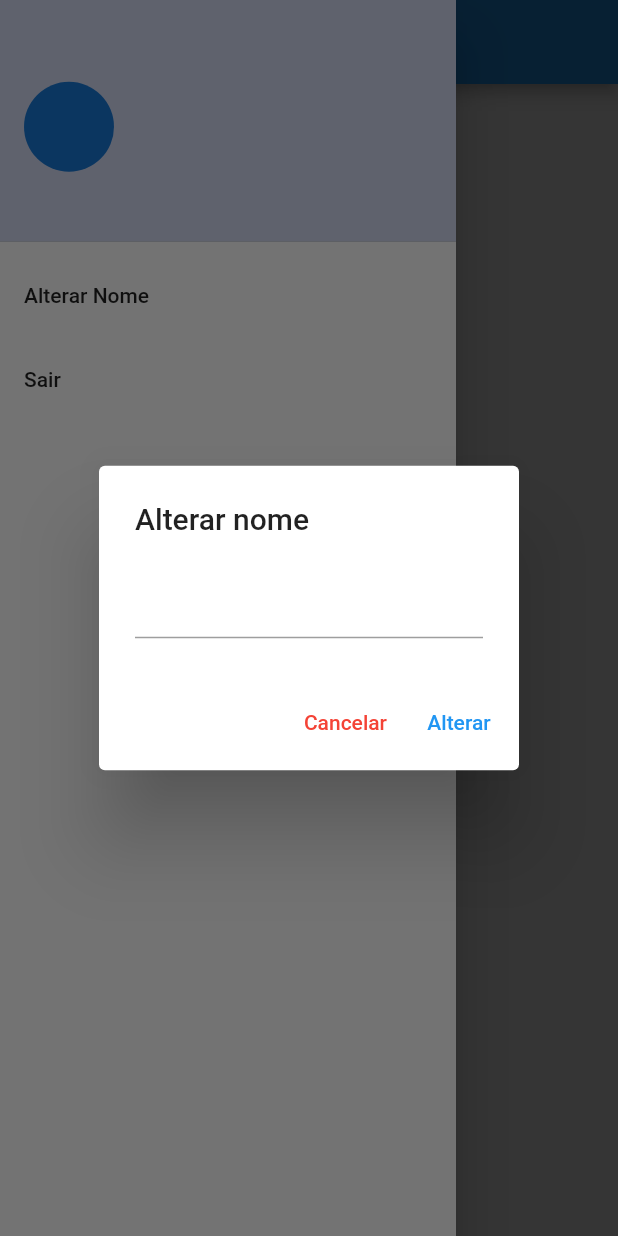
After one commit to whylgher/todo_list_provider, a Flutter app: the screen it shows once a user with an empty profile is signed in, in the side drawer, after a tap on "Alterar Nome", on a phone screen of 412 x 824 dp. The commit adds this screen. Run offline on Flutter 3.47's test engine with Material 2 defaults, Android fonts, the phone set to English and light mode, and no system bars; our stand-ins replace firebase_auth, firebase_core, flutter_signin_button, google_sign_in, sqflite, sqflite_common and 1 more; missing offline and left inert: flutter_overlay_loader, validatorless; accounts and stored records are empty; network calls fail.

Commit message:
Alterando nome

```diff
--- a/lib/app/app_module.dart
+++ b/lib/app/app_module.dart
@@ -3,6 +3,7 @@ import 'package:flutter/material.dart';
 import 'package:provider/provider.dart';
 
 import 'app_widget.dart';
+import 'core/auth/auth_provider.dart';
 import 'core/database/sqlite_connection_factory.dart';
 import 'repositories/user/user_repository.dart';
 import 'repositories/user/user_repository_impl.dart';
@@ -32,6 +33,13 @@ class AppModule extends StatelessWidget {
             userRepository: context.read(),
           ),
         ),
+        ChangeNotifierProvider(
+          create: (context) => AuthProvider(
+            firebaseAuth: context.read(),
+            userService: context.read(),
+          )..loadListener(),
+          lazy: false,
+        ),
       ],
       child: const AppWidget(),
     );
--- a/lib/app/app_widget.dart
+++ b/lib/app/app_widget.dart
@@ -2,8 +2,10 @@ import 'package:firebase_auth/firebase_auth.dart';
 import 'package:flutter/material.dart';
 
 import 'core/database/sqlite_adm_connection.dart';
+import 'core/navigator/todo_list_navigator.dart';
 import 'core/ui/todo_list_ui_config.dart';
 import 'modules/auth/auth_module.dart';
+import 'modules/home/home_module.dart';
 import 'modules/splash/splash_page.dart';
 
 class AppWidget extends StatefulWidget {
@@ -32,10 +34,12 @@ class _AppWidgetState extends State<AppWidget> {
   Widget build(BuildContext context) {
     return MaterialApp(
         title: 'Todo List Provider',
-        initialRoute: '/login',
-        debugShowCheckedModeBanner: false,
         theme: TodoListUiConfig.theme,
-        routes: {...AuthModule().routers},
+        navigatorKey: TodoListNavigator.navigatorKey,
+        routes: {
+          ...AuthModule().routers,
+          ...HomeModule().routers,
+        },
         home: const SplashPage());
   }
 }
--- /dev/null
+++ b/lib/app/core/auth/auth_provider.dart
@@ -0,0 +1,37 @@
+import 'package:firebase_auth/firebase_auth.dart';
+import 'package:flutter/material.dart';
+
+import '../../services/user/user_service.dart';
+import '../navigator/todo_list_navigator.dart';
+
+class AuthProvider extends ChangeNotifier {
+  final FirebaseAuth _firebaseAuth;
+  final UserService _userService;
+
+  AuthProvider({
+    required FirebaseAuth firebaseAuth,
+    required UserService userService,
+  })  : _firebaseAuth = firebaseAuth,
+        _userService = userService;
+
+  Future<void> logout() => _userService.logout();
+
+  User? get user => _firebaseAuth.currentUser;
+
+  void loadListener() {
+    _firebaseAuth.userChanges().listen((_) => notifyListeners());
+    _firebaseAuth.idTokenChanges().listen((user) {
+      if (user != null) {
+        TodoListNavigator.to.pushNamedAndRemoveUntil(
+          '/home',
+          (route) => false,
+        );
+      } else {
+        TodoListNavigator.to.pushNamedAndRemoveUntil(
+          '/login',
+          (route) => false,
+        );
+      }
+    });
+  }
+}
--- /dev/null
+++ b/lib/app/core/navigator/todo_list_navigator.dart
@@ -0,0 +1,8 @@
+import 'package:flutter/material.dart';
+
+class TodoListNavigator {
+  TodoListNavigator._();
+
+  static final navigatorKey = GlobalKey<NavigatorState>();
+  static NavigatorState get to => navigatorKey.currentState!;
+}
--- a/lib/app/modules/auth/login/login_controller.dart
+++ b/lib/app/modules/auth/login/login_controller.dart
@@ -21,9 +21,11 @@ class LoginController extends DefaultChangeNotifier {
       if (user != null) {
         success();
       } else {
+        _userService.logout();
         setError('Erro ao realizar login com Google.');
       }
     } on AuthException catch (e) {
+      _userService.logout();
       setError(e.message);
     } finally {
       hideLoading();
--- /dev/null
+++ b/lib/app/modules/home/home_module.dart
@@ -0,0 +1,13 @@
+import 'package:todo_list_provider/app/core/modules/todo_list_module.dart';
+
+import 'home_page.dart';
+
+class HomeModule extends TodoListModule {
+  HomeModule()
+      : super(
+          // bindings: [],
+          routers: {
+            '/home': (context) => HomePage(),
+          },
+        );
+}
--- /dev/null
+++ b/lib/app/modules/home/home_page.dart
@@ -0,0 +1,17 @@
+import 'package:flutter/material.dart';
+import 'package:todo_list_provider/app/modules/home/widgets/home_drawer.dart';
+
+class HomePage extends StatelessWidget {
+  const HomePage({Key? key}) : super(key: key);
+
+  @override
+  Widget build(BuildContext context) {
+    return Scaffold(
+      appBar: AppBar(
+        title: const Text('Home Page'),
+      ),
+      drawer: HomeDrawer(),
+      body: Container(),
+    );
+  }
+}
--- /dev/null
+++ b/lib/app/modules/home/widgets/home_drawer.dart
@@ -0,0 +1,97 @@
+import 'package:flutter/material.dart';
+import 'package:provider/provider.dart';
+
+import '../../../core/auth/auth_provider.dart';
+import '../../../core/ui/messages.dart';
+import '../../../core/ui/theme_extensions.dart';
+import '../../../services/user/user_service.dart';
+
+class HomeDrawer extends StatelessWidget {
+  final nameVN = ValueNotifier<String>('');
+  HomeDrawer({Key? key}) : super(key: key);
+
+  @override
+  Widget build(BuildContext context) {
+    return Drawer(
+      child: ListView(
+        children: [
+          DrawerHeader(
+            decoration: BoxDecoration(
+              color: context.primaryColor.withAlpha(70),
+            ),
+            child: Row(
+              children: [
+                Selector<AuthProvider, String>(
+                    selector: (context, authProvider) {
+                  return authProvider.user?.photoURL ??
+                      'https://conteudo.imguol.com.br/c/entretenimento/80/2017/04/25/a-atriz-zoe-saldana-como-neytiri-em-avatar-1493136439818_v2_4x3.jpg';
+                }, builder: (_, value, __) {
+                  return CircleAvatar(
+                    backgroundImage: NetworkImage(value),
+                    radius: 30,
+                  );
+                }),
+                Expanded(
+                  child: Padding(
+                    padding: const EdgeInsets.all(8.0),
+                    child: Selector<AuthProvider, String>(
+                        selector: (context, authProvider) {
+                      return authProvider.user?.displayName ?? 'Não informado.';
+                    }, builder: (_, value, __) {
+                      return Text(
+                        value,
+                        style: context.textTheme.subtitle2,
+                      );
+                    }),
+                  ),
+                ),
+              ],
+            ),
+          ),
+          ListTile(
+            onTap: () {
+              showDialog(
+                  context: context,
+                  builder: (_) {
+                    return AlertDialog(
+                      title: Text('Alterar nome'),
+                      content: TextField(
+                        onChanged: (value) => nameVN.value = value,
+                      ),
+                      actions: [
+                        TextButton(
+                            onPressed: (() => Navigator.of(context).pop()),
+                            child: Text(
+                              'Cancelar',
+                              style: TextStyle(color: Colors.red),
+                            )),
+                        TextButton(
+                          onPressed: (() async {
+                            final nameValue = nameVN.value;
+                            if (nameValue.isEmpty) {
+                              Messages.of(context)
+                                  .showError('Nome obrigatório');
+                            } else {
+                              await context
+                                  .read<UserService>()
+                                  .updateDisplayName(nameValue);
+                              Navigator.of(context).pop();
+                            }
+                          }),
+                          child: Text('Alterar'),
+                        )
+                      ],
+                    );
+                  });
+            },
+            title: Text('Alterar Nome'),
+          ),
+          ListTile(
+            onTap: () => context.read<AuthProvider>().logout(),
+            title: Text('Sair'),
+          ),
+        ],
+      ),
+    );
+  }
+}
--- a/lib/app/modules/splash/splash_page.dart
+++ b/lib/app/modules/splash/splash_page.dart
@@ -1,15 +1,16 @@
 import 'package:flutter/material.dart';
+
+import '../../core/widget/todo_list_logo.dart';
 
 class SplashPage extends StatelessWidget {
   const SplashPage({Key? key}) : super(key: key);
 
   @override
   Widget build(BuildContext context) {
-    return Scaffold(
-      appBar: AppBar(
-        title: const Text(''),
+    return const Scaffold(
+      body: Center(
+        child: TodoListLogo(),
       ),
-      body: Container(),
     );
   }
 }
--- a/lib/app/repositories/user/user_repository.dart
+++ b/lib/app/repositories/user/user_repository.dart
@@ -5,4 +5,6 @@ abstract class UserRepository {
   Future<User?> login(String email, String password);
   Future<User?> forgotPassword(String email);
   Future<User?> googleLogin();
+  Future<void> logout();
+  Future<void> updateDisplayName(String name);
 }
--- a/lib/app/services/user/user_service.dart
+++ b/lib/app/services/user/user_service.dart
@@ -5,4 +5,6 @@ abstract class UserService {
   Future<User?> login(String email, String password);
   Future<void> forgotPassword(String email);
   Future<User?> googleLogin();
+  Future<void> logout();
+  Future<void> updateDisplayName(String name);
 }
```
Also changed, not shown: lib/app/repositories/user/user_repository_impl.dart (+15 -4 lines), lib/app/services/user/user_service_impl.dart (+7 -0 lines).
